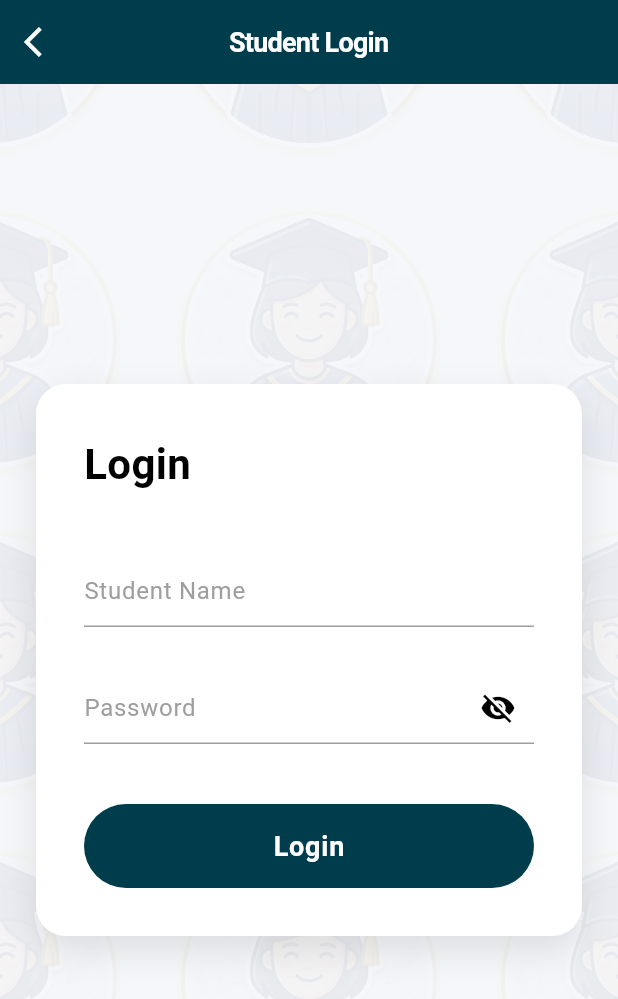
After one commit to shiv-stack/currentinfo_diary_app, a Flutter app: the StudentLoginPage screen opened by its route, on a phone screen of 412 x 824 dp. The commit adds this screen. Shown: the top 999 px of the screen. Run offline on Flutter 3.47's test engine with Material 3 defaults, Android fonts, the phone set to English and light mode, and no system bars; our stand-ins replace dartz, dio, equatable, flutter_bloc, fluttertoast, get_it and 2 more; missing offline and left inert: carousel_slider_plus; accounts and stored records are empty.

Commit message:
student login page added

```diff
--- a/lib/features/auth/presentation/pages/school_code_page.dart
+++ b/lib/features/auth/presentation/pages/school_code_page.dart
@@ -730,6 +730,11 @@ class _SchoolCodePageState extends State<SchoolCodePage> {
       return;
     }
 
+    if (title == "Student Login") {
+      Navigator.pushNamed(context, AppRoutes.studentLogin);
+      return;
+    }
+
     if (url != null && url != "NA" && url.isNotEmpty) {
       Navigator.push(
         context,
--- /dev/null
+++ b/lib/features/auth/presentation/pages/student_login_page.dart
@@ -0,0 +1,161 @@
+import 'package:flutter/material.dart';
+
+class StudentLoginPage extends StatefulWidget {
+  const StudentLoginPage({super.key});
+
+  @override
+  State<StudentLoginPage> createState() => _StudentLoginPageState();
+}
+
+class _StudentLoginPageState extends State<StudentLoginPage> {
+  bool _isPasswordVisible = false;
+  final TextEditingController _nameController = TextEditingController();
+  final TextEditingController _passwordController = TextEditingController();
+
+  @override
+  Widget build(BuildContext context) {
+    return Scaffold(
+      backgroundColor: const Color(0xFFF5F7FA), // Light greyish background
+      appBar: AppBar(
+        backgroundColor: const Color(0xFF003D4C),
+        elevation: 0,
+        leading: IconButton(
+          icon: const Icon(Icons.arrow_back_ios, color: Colors.white),
+          onPressed: () => Navigator.pop(context),
+        ),
+        title: const Text(
+          "Student Login",
+          style: TextStyle(
+            color: Colors.white,
+            fontSize: 18,
+            fontWeight: FontWeight.w600,
+          ),
+        ),
+      ),
+      body: Stack(
+        children: [
+          // Background repeating pattern
+          Positioned.fill(
+            child: Opacity(
+              opacity: 0.05, // Slightly lower opacity for light background
+              child: Image.asset(
+                'assets/images/student_login.png',
+                repeat: ImageRepeat.repeat,
+                fit: BoxFit.none,
+                scale: 3.0, // Smaller scale for the pattern
+              ),
+            ),
+          ),
+          Center(
+            child: SingleChildScrollView(
+              padding: const EdgeInsets.symmetric(horizontal: 24),
+              child: Container(
+                padding: const EdgeInsets.all(32),
+                decoration: BoxDecoration(
+                  color: Colors.white,
+                  borderRadius: BorderRadius.circular(20),
+                  boxShadow: [
+                    BoxShadow(
+                      color: Colors.black.withValues(alpha: 0.1),
+                      blurRadius: 20,
+                      offset: const Offset(0, 10),
+                    ),
+                  ],
+                ),
+                child: Column(
+                  mainAxisSize: MainAxisSize.min,
+                  crossAxisAlignment: CrossAxisAlignment.start,
+                  children: [
+                    const Text(
+                      "Login",
+                      style: TextStyle(
+                        fontSize: 28,
+                        fontWeight: FontWeight.bold,
+                        color: Colors.black,
+                      ),
+                    ),
+                    const SizedBox(height: 40),
+                    TextField(
+                      controller: _nameController,
+                      style: const TextStyle(color: Colors.black),
+                      decoration: const InputDecoration(
+                        labelText: "Student Name",
+                        labelStyle: TextStyle(color: Colors.grey),
+                        floatingLabelBehavior: FloatingLabelBehavior.auto,
+                        enabledBorder: UnderlineInputBorder(
+                          borderSide: BorderSide(color: Colors.grey),
+                        ),
+                        focusedBorder: UnderlineInputBorder(
+                          borderSide: BorderSide(color: Colors.black),
+                        ),
+                        filled: false,
+                        contentPadding: EdgeInsets.zero,
+                      ),
+                    ),
+                    const SizedBox(height: 30),
+                    TextField(
+                      controller: _passwordController,
+                      obscureText: !_isPasswordVisible,
+                      style: const TextStyle(color: Colors.black),
+                      decoration: InputDecoration(
+                        labelText: "Password",
+                        labelStyle: const TextStyle(color: Colors.grey),
+                        floatingLabelBehavior: FloatingLabelBehavior.auto,
+                        enabledBorder: const UnderlineInputBorder(
+                          borderSide: BorderSide(color: Colors.grey),
+                        ),
+                        focusedBorder: const UnderlineInputBorder(
+                          borderSide: BorderSide(color: Colors.black),
+                        ),
+                        filled: false,
+                        contentPadding: EdgeInsets.zero,
+                        suffixIcon: IconButton(
+                          icon: Icon(
+                            _isPasswordVisible
+                                ? Icons.visibility
+                                : Icons.visibility_off,
+                            color: Colors.black,
+                          ),
+                          onPressed: () {
+                            setState(() {
+                              _isPasswordVisible = !_isPasswordVisible;
+                            });
+                          },
+                        ),
+                      ),
+                    ),
+                    const SizedBox(height: 40),
+                    SizedBox(
+                      width: double.infinity,
+                      child: ElevatedButton(
+                        onPressed: () {
+                          // TODO: Implement login logic
+                        },
+                        style: ElevatedButton.styleFrom(
+                          backgroundColor: const Color(0xFF003D4C),
+                          foregroundColor: Colors.white,
+                          padding: const EdgeInsets.symmetric(vertical: 16),
+                          shape: RoundedRectangleBorder(
+                            borderRadius: BorderRadius.circular(30),
+                          ),
+                          elevation: 0,
+                        ),
+                        child: const Text(
+                          "Login",
+                          style: TextStyle(
+                            fontSize: 18,
+                            fontWeight: FontWeight.bold,
+                          ),
+                        ),
+                      ),
+                    ),
+                  ],
+                ),
+              ),
+            ),
+          ),
+        ],
+      ),
+    );
+  }
+}
--- a/lib/main.dart
+++ b/lib/main.dart
@@ -7,6 +7,7 @@ import 'features/auth/presentation/bloc/gallery_bloc.dart';
 import 'features/auth/presentation/pages/gallery_page.dart';
 import 'features/auth/presentation/pages/splash_page.dart';
 import 'features/auth/presentation/pages/school_code_page.dart';
+import 'features/auth/presentation/pages/student_login_page.dart';
 import 'routes/app_routes.dart';
 import 'injection_container.dart' as di;
 
@@ -59,6 +60,7 @@ class MyApp extends StatelessWidget {
               AppRoutes.splash: (_) => const SplashPage(),
               AppRoutes.schoolCode: (_) => const SchoolCodePage(),
               AppRoutes.gallery: (_) => const GalleryPage(),
+              AppRoutes.studentLogin: (_) => const StudentLoginPage(),
             },
           );
         },
--- a/lib/routes/app_routes.dart
+++ b/lib/routes/app_routes.dart
@@ -2,4 +2,5 @@ class AppRoutes {
   static const splash = '/';
   static const schoolCode = '/school-code';
   static const gallery = '/gallery';
+  static const studentLogin = '/student-login';
 }
--- a/pubspec.yaml
+++ b/pubspec.yaml
@@ -44,6 +44,7 @@ dependencies:
   floating_bottom_navigation_bar: ^1.5.2
   shared_preferences: ^2.2.2
   fluttertoast: ^9.0.0
+  flutter_launcher_icons: ^0.14.4
 
 dev_dependencies:
   flutter_test:
```
Also changed, not shown: pubspec.lock, 1 other file.
